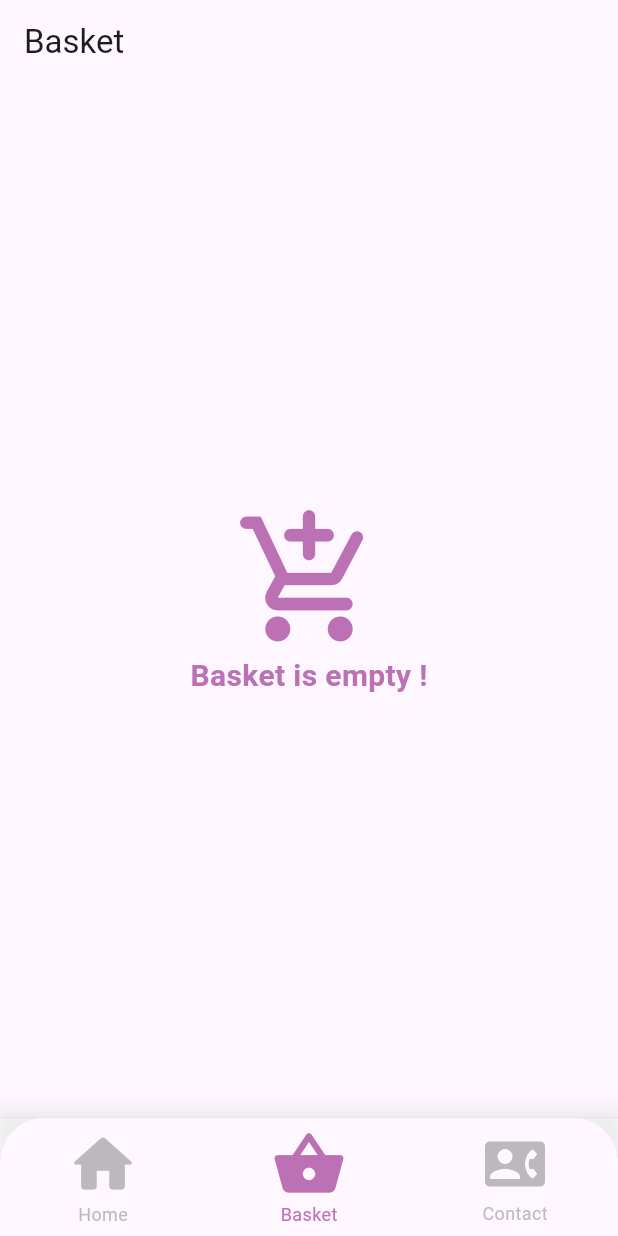
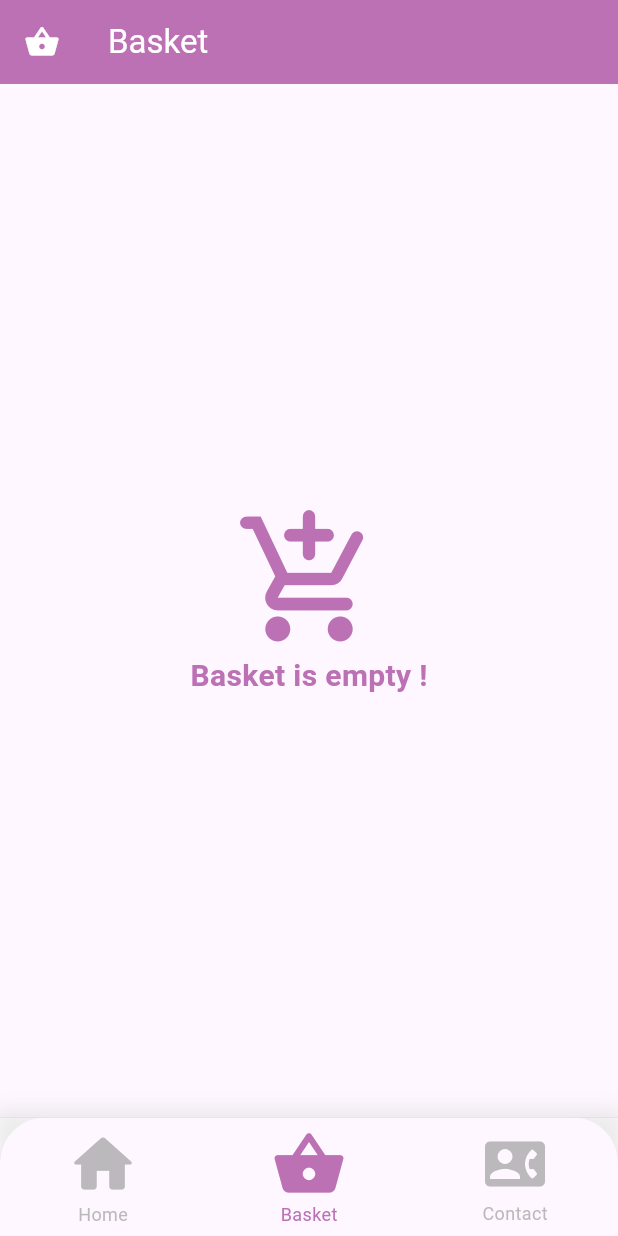
Before and after one commit to RomainDoyen/ice_creams, a Flutter app: the screen it shows after launch, item 2 of the bottom bar chosen, on a phone screen of 412 x 824 dp. Run offline on Flutter 3.47's test engine with Material 3 defaults, Android fonts, the phone set to English and light mode, and no system bars; our stand-ins replace flutter_map, latlong2, readmore.

Commit message:
refactor(pages/basket/basket.dart): Add background color, icon and text color to the AppBar

```diff
--- a/lib/pages/basket/basket.dart
+++ b/lib/pages/basket/basket.dart
@@ -10,7 +10,20 @@ class BasketPage extends StatelessWidget {
     final basket = Provider.of<BasketModel>(context);
 
     return Scaffold(
-      appBar: AppBar(title: const Text('Basket')),
+      appBar: AppBar(
+        title: const Text(
+          'Basket',
+          style: TextStyle(
+            color: Colors.white
+          ),
+        ),
+        backgroundColor: const Color(0xFFBB71B4),
+        leading: IconButton(
+          icon: const Icon(Icons.shopping_basket_rounded),
+          onPressed: () { },
+          color: Colors.white,
+        ),
+      ),
       body: basket.items.isEmpty
           ? const Center(
               child: Column(
```
